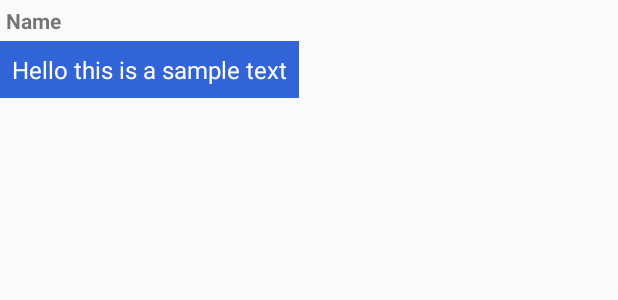
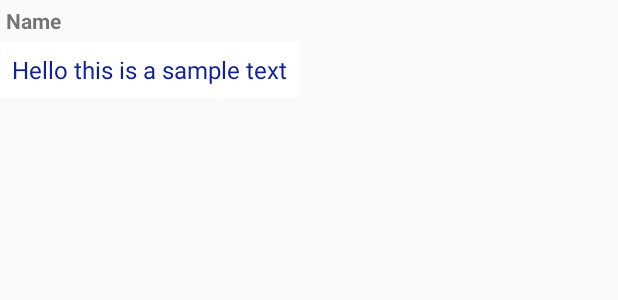
Before and after one commit to Rusho-RU/YondeKiku, an Android app: the layout item_received_message.xml on its own in the app's theme, with its tools: preview values and no code run, on a phone screen of 412 x 824 dp. Shown: the top 300 px of the screen. Run offline under Robolectric (Android 15) with nearby library versions, the phone set to English and light mode, and no system bars.

Commit message:
Bug fixed

```diff
--- a/app/src/main/res/layout/item_received_message.xml
+++ b/app/src/main/res/layout/item_received_message.xml
@@ -15,8 +15,8 @@
         android:layout_width="wrap_content"
         android:layout_height="wrap_content"
         android:layout_below="@id/nameTxt"
-        android:background="@color/color1"
-        android:textColor="@color/white"
+        android:background="@color/design_default_color_background"
+        android:textColor="#11209F"
         android:padding="8dp"
         android:layout_marginEnd="64dp"
         android:layout_marginBottom="4dp"
--- a/app/src/main/res/layout/item_sent_message.xml
+++ b/app/src/main/res/layout/item_sent_message.xml
@@ -13,8 +13,9 @@
         android:padding="8dp"
         android:id="@+id/sentTxt"
         android:textSize="16sp"
-        android:background="@color/design_default_color_background"
-        android:textColor="#11209F"
+        android:background="@color/color1"
+        android:textColor="@color/white"
+
         android:ellipsize="end"
         android:text="Hello this is a sample message" />
 
--- a/app/src/main/res/values-night/themes.xml
+++ b/app/src/main/res/values-night/themes.xml
@@ -1,6 +1,6 @@
 <resources xmlns:tools="http://schemas.android.com/tools">
     <!-- Base application theme. -->
-    <style name="Theme.YondeKiku" parent="Theme.AppCompat.DayNight.NoActionBar">
+    <style name="Theme.YondeKiku" parent="Theme.AppCompat.Light.NoActionBar">
         <!-- Primary brand color. -->
         <item name="colorPrimary">@color/purple_200</item>
         <item name="colorPrimaryVariant">@color/purple_700</item>
@@ -13,4 +13,9 @@
         <item name="android:statusBarColor" tools:targetApi="l">?attr/colorPrimaryVariant</item>
         <!-- Customize your theme here. -->
     </style>
+
+    <style name="SplashTheme" parent="Theme.AppCompat.Light.NoActionBar">
+        <item name="android:windowBackground">@drawable/splash_screen_icon</item>
+        <item name="android:windowFullscreen">true</item>
+    </style>
 </resources>
```
Also changed, not shown: app/src/main/java/com/dragontwister/yondekiku/managers/ContinuousRecognitionManager.java (+9 -2 lines).
